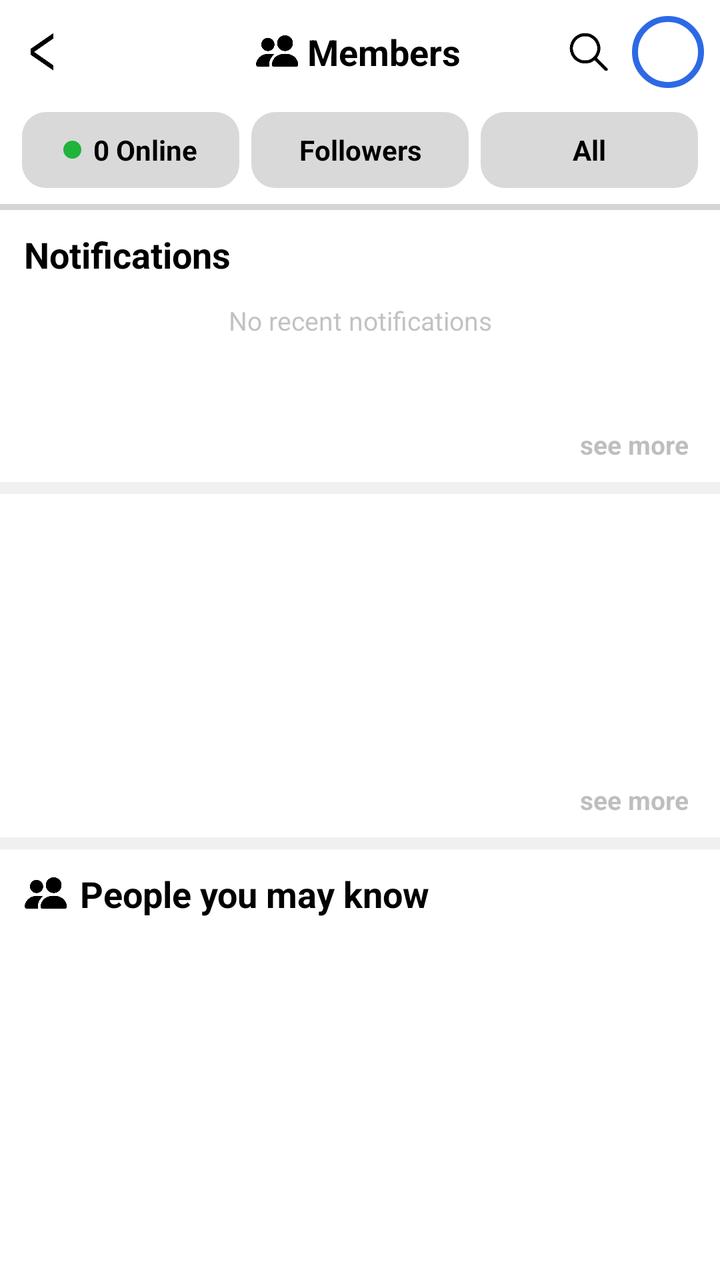
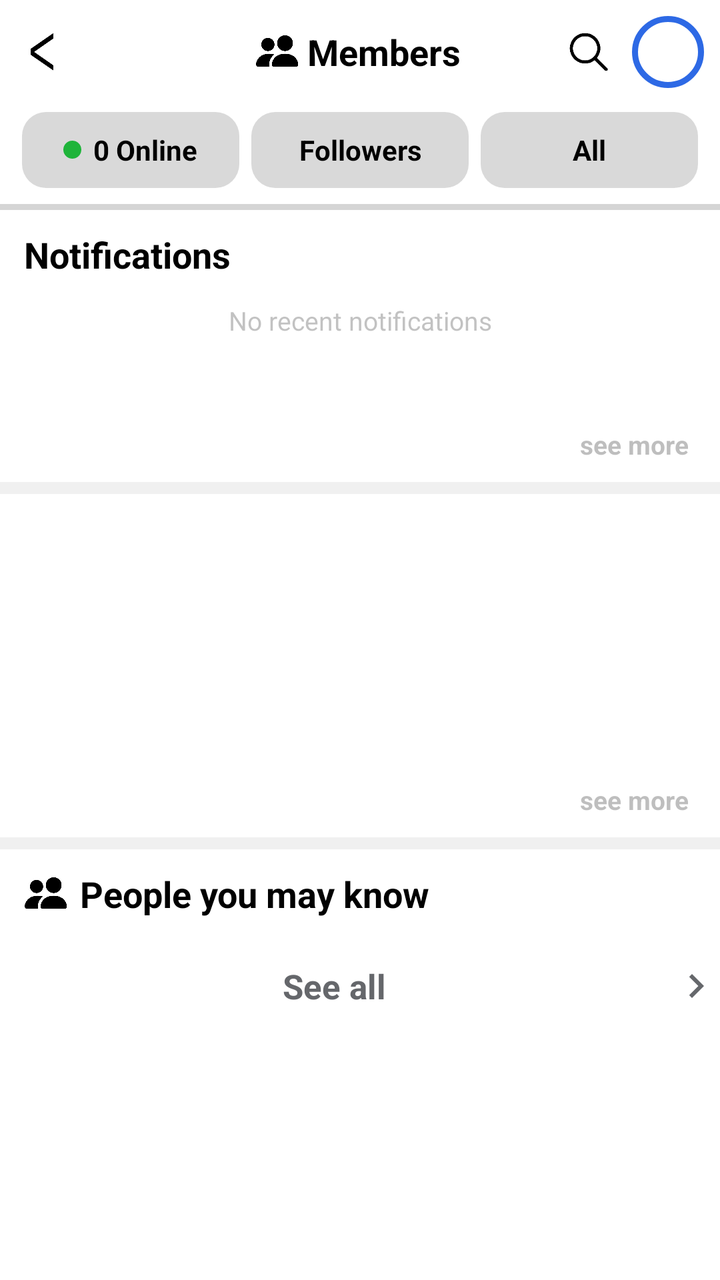

Before-and-after screenshots of an Android layout around one commit, followed by the original layout XML and the change that was made.
<!-- AndroidManifest.xml: application theme Theme.AppCompat.Light.NoActionBar -->
<!-- res/layout/activity_members.xml -->
<?xml version="1.0" encoding="utf-8"?>
<LinearLayout xmlns:android="http://schemas.android.com/apk/res/android"
    android:layout_width="match_parent"
    android:layout_height="match_parent"
    android:background="#FFFFFF"
    android:orientation="vertical">

    
    <FrameLayout
        android:layout_width="match_parent"
        android:layout_height="52dp"
        android:paddingStart="6dp"
        android:paddingEnd="8dp">

        <ImageView
            android:id="@+id/btnBack"
            android:layout_width="36dp"
            android:layout_height="36dp"
            android:layout_gravity="start|center_vertical"
            android:background="?attr/selectableItemBackgroundBorderless"
            android:contentDescription="Back"
            android:padding="8dp"
            android:src="@drawable/ic_back_left" />

        <LinearLayout
            android:layout_width="wrap_content"
            android:layout_height="wrap_content"
            android:layout_gravity="center"
            android:gravity="center_vertical"
            android:orientation="horizontal">

            <ImageView
                android:layout_width="22dp"
                android:layout_height="22dp"
                android:src="@drawable/ic_m_people" />

            <TextView
                android:layout_width="wrap_content"
                android:layout_height="wrap_content"
                android:layout_marginStart="4dp"
                android:text="Members"
                android:textColor="#000000"
                android:textSize="18sp"
                android:textStyle="bold" />
        </LinearLayout>

        <LinearLayout
            android:layout_width="wrap_content"
            android:layout_height="match_parent"
            android:layout_gravity="end"
            android:gravity="center_vertical"
            android:orientation="horizontal">

            <ImageView
                android:id="@+id/btnTopSearch"
                android:layout_width="36dp"
                android:layout_height="36dp"
                android:background="?attr/selectableItemBackgroundBorderless"
                android:contentDescription="Search"
                android:padding="7dp"
                android:src="@drawable/ic_h_search" />

            <ImageView
                android:id="@+id/imgTopAvatar"
                android:layout_width="36dp"
                android:layout_height="36dp"
                android:layout_marginStart="4dp"
                android:background="@drawable/bg_avatar_ring"
                android:padding="2dp" />
        </LinearLayout>
    </FrameLayout>

    
    <LinearLayout
        android:layout_width="match_parent"
        android:layout_height="wrap_content"
        android:orientation="horizontal"
        android:paddingStart="8dp"
        android:paddingTop="4dp"
        android:paddingEnd="8dp"
        android:paddingBottom="8dp">

        <LinearLayout
            android:id="@+id/tabOnline"
            android:layout_width="0dp"
            android:layout_height="38dp"
            android:layout_marginStart="3dp"
            android:layout_marginEnd="3dp"
            android:layout_weight="1"
            android:background="@drawable/bg_mtab_off"
            android:gravity="center"
            android:orientation="horizontal">

            <View
                android:layout_width="9dp"
                android:layout_height="9dp"
                android:background="@drawable/m_dot_green" />

            <TextView
                android:id="@+id/tvOnlineLabel"
                android:layout_width="wrap_content"
                android:layout_height="wrap_content"
                android:layout_marginStart="6dp"
                android:text="0 Online"
                android:textColor="#000000"
                android:textSize="14sp"
                android:textStyle="bold" />
        </LinearLayout>

        <TextView
            android:id="@+id/tabFollowers"
            android:layout_width="0dp"
            android:layout_height="38dp"
            android:layout_marginStart="3dp"
            android:layout_marginEnd="3dp"
            android:layout_weight="1"
            android:background="@drawable/bg_mtab_off"
            android:gravity="center"
            android:text="Followers"
            android:textColor="#000000"
            android:textSize="14sp"
            android:textStyle="bold" />

        <TextView
            android:id="@+id/tabAll"
            android:layout_width="0dp"
            android:layout_height="38dp"
            android:layout_marginStart="3dp"
            android:layout_marginEnd="3dp"
            android:layout_weight="1"
            android:background="@drawable/bg_mtab_off"
            android:gravity="center"
            android:text="All"
            android:textColor="#000000"
            android:textSize="14sp"
            android:textStyle="bold" />
    </LinearLayout>

    <View
        android:layout_width="match_parent"
        android:layout_height="3dp"
        android:background="#D5D5D5" />

    <androidx.core.widget.NestedScrollView
        android:layout_width="match_parent"
        android:layout_height="0dp"
        android:layout_weight="1"
        android:fillViewport="true">

        <LinearLayout
            android:layout_width="match_parent"
            android:layout_height="wrap_content"
            android:orientation="vertical">

            
            <TextView
                android:layout_width="match_parent"
                android:layout_height="wrap_content"
                android:paddingStart="12dp"
                android:paddingTop="10dp"
                android:paddingEnd="12dp"
                android:text="Notifications"
                android:textColor="#000000"
                android:textSize="18sp"
                android:textStyle="bold" />

            <FrameLayout
                android:layout_width="match_parent"
                android:layout_height="wrap_content"
                android:minHeight="70dp">

                <TextView
                    android:id="@+id/tvNotifEmpty"
                    android:layout_width="match_parent"
                    android:layout_height="match_parent"
                    android:alpha="0.45"
                    android:gravity="center"
                    android:padding="12dp"
                    android:text="No recent notifications"
                    android:textColor="#777777"
                    android:textSize="13sp" />

                <LinearLayout
                    android:id="@+id/cardRecent"
                    android:layout_width="match_parent"
                    android:layout_height="wrap_content"
                    android:orientation="vertical"
                    android:padding="12dp"
                    android:visibility="gone">

                    <TextView
                        android:id="@+id/tvRecentTitle"
                        android:layout_width="match_parent"
                        android:layout_height="wrap_content"
                        android:textColor="#444444"
                        android:textSize="14sp" />

                    <TextView
                        android:id="@+id/tvRecentTime"
                        android:layout_width="wrap_content"
                        android:layout_height="wrap_content"
                        android:layout_marginTop="4dp"
                        android:textColor="#AAAAAA"
                        android:textSize="12sp"
                        android:textStyle="bold" />
                </LinearLayout>
            </FrameLayout>

            <TextView
                android:id="@+id/btnSeeMore"
                android:layout_width="match_parent"
                android:layout_height="wrap_content"
                android:enabled="false"
                android:alpha="0.35"
                android:gravity="end"
                android:paddingStart="12dp"
                android:paddingTop="4dp"
                android:paddingEnd="16dp"
                android:paddingBottom="10dp"
                android:text="see more"
                android:textColor="#444444"
                android:textSize="13sp"
                android:textStyle="bold" />

            <View
                android:layout_width="match_parent"
                android:layout_height="6dp"
                android:background="#F0F0F0" />

            
            <FrameLayout
                android:layout_width="match_parent"
                android:layout_height="wrap_content"
                android:minHeight="140dp">

                <androidx.recyclerview.widget.RecyclerView
                    android:id="@+id/rvMembers"
                    android:layout_width="match_parent"
                    android:layout_height="wrap_content" />

                <TextView
                    android:id="@+id/tvEmptyList"
                    android:layout_width="match_parent"
                    android:layout_height="match_parent"
                    android:gravity="center"
                    android:padding="20dp"
                    android:textColor="#BDBDBD"
                    android:textSize="16sp" />
            </FrameLayout>

            <TextView
                android:id="@+id/tvListSeeMore"
                android:layout_width="match_parent"
                android:layout_height="wrap_content"
                android:enabled="false"
                android:alpha="0.35"
                android:gravity="end"
                android:paddingStart="12dp"
                android:paddingTop="4dp"
                android:paddingEnd="16dp"
                android:paddingBottom="10dp"
                android:text="see more"
                android:textColor="#444444"
                android:textSize="13sp"
                android:textStyle="bold" />

            <View
                android:layout_width="match_parent"
                android:layout_height="6dp"
                android:background="#F0F0F0" />

            
            <LinearLayout
                android:id="@+id/sectionPeople"
                android:layout_width="match_parent"
                android:layout_height="wrap_content"
                android:orientation="vertical">

                <LinearLayout
                    android:layout_width="match_parent"
                    android:layout_height="wrap_content"
                    android:gravity="center_vertical"
                    android:orientation="horizontal"
                    android:paddingStart="12dp"
                    android:paddingTop="10dp"
                    android:paddingEnd="12dp"
                    android:paddingBottom="8dp">

                    <ImageView
                        android:layout_width="22dp"
                        android:layout_height="22dp"
                        android:src="@drawable/ic_m_people" />

                    <TextView
                        android:layout_width="wrap_content"
                        android:layout_height="wrap_content"
                        android:layout_marginStart="6dp"
                        android:text="People you may know"
                        android:textColor="#000000"
                        android:textSize="18sp"
                        android:textStyle="bold" />
                </LinearLayout>

                <androidx.recyclerview.widget.RecyclerView
                    android:id="@+id/rvPeople"
                    android:layout_width="match_parent"
                    android:layout_height="wrap_content"
                    android:clipToPadding="false"
                    android:paddingStart="10dp"
                    android:paddingEnd="10dp"
                    android:paddingBottom="12dp" />
            </LinearLayout>

            
            <LinearLayout
                android:id="@+id/sectionSuggested"
                android:layout_width="match_parent"
                android:layout_height="wrap_content"
                android:orientation="vertical"
                android:visibility="gone">

                <View
                    android:layout_width="match_parent"
                    android:layout_height="6dp"
                    android:background="#F0F0F0" />

                <TextView
                    android:layout_width="match_parent"
                    android:layout_height="wrap_content"
                    android:paddingStart="12dp"
                    android:paddingTop="10dp"
                    android:paddingEnd="12dp"
                    android:paddingBottom="4dp"
                    android:text="Suggested for you"
                    android:textColor="#000000"
                    android:textSize="18sp"
                    android:textStyle="bold" />

                <androidx.recyclerview.widget.RecyclerView
                    android:id="@+id/rvSuggestedRows"
                    android:layout_width="match_parent"
                    android:layout_height="wrap_content" />
            </LinearLayout>
        </LinearLayout>
    </androidx.core.widget.NestedScrollView>
</LinearLayout>
<!-- resources referenced by this layout -->
<resources>
  <!-- drawable bg_avatar_ring (drawable) -->
  <?xml version="1.0" encoding="utf-8"?>
  <shape xmlns:android="http://schemas.android.com/apk/res/android" android:shape="oval">
      <solid android:color="#FFFFFF" />
      <stroke android:width="3dp" android:color="#2D69E5" />
  </shape>
  <!-- drawable bg_mtab_off (drawable) -->
  <?xml version="1.0" encoding="utf-8"?>
  <shape xmlns:android="http://schemas.android.com/apk/res/android" android:shape="rectangle">
      <solid android:color="#D9D9D9" />
      <corners android:radius="12dp" />
  </shape>
  <!-- drawable ic_back_left: png bitmap (drawable, 3436 bytes) -->
  <!-- drawable ic_h_search: png bitmap (drawable, 1728 bytes) -->
  <!-- drawable ic_m_people: png bitmap (drawable, 16467 bytes) -->
  <!-- drawable m_dot_green (drawable) -->
  <?xml version="1.0" encoding="utf-8"?>
  <shape xmlns:android="http://schemas.android.com/apk/res/android" android:shape="oval">
      <solid android:color="#1FB43A" />
  </shape>
</resources>

<!-- the commit's change to res/layout/activity_members.xml (unified diff, before → after) -->
@@ -308,7 +308,21 @@
                     android:clipToPadding="false"
                     android:paddingStart="10dp"
                     android:paddingEnd="10dp"
-                    android:paddingBottom="12dp" />
+                    android:paddingBottom="4dp" />
+
+                <TextView
+                    android:id="@+id/tvPeopleSeeAll"
+                    android:layout_width="match_parent"
+                    android:layout_height="wrap_content"
+                    android:drawableEnd="@drawable/ic_chevron_right_gray"
+                    android:drawablePadding="2dp"
+                    android:gravity="center"
+                    android:paddingTop="10dp"
+                    android:paddingBottom="14dp"
+                    android:text="See all"
+                    android:textColor="#65676B"
+                    android:textSize="17sp"
+                    android:textStyle="bold" />
             </LinearLayout>
 
             
<!-- resource entries referenced after the edit -->
@@ -13,6 +13,17 @@
       <corners android:radius="12dp" />
   </shape>
   <!-- drawable ic_back_left: png bitmap (drawable, 3436 bytes) -->
+  <!-- drawable ic_chevron_right_gray (drawable) -->
+  <?xml version="1.0" encoding="utf-8"?>
+  <vector xmlns:android="http://schemas.android.com/apk/res/android"
+      android:width="24dp"
+      android:height="24dp"
+      android:viewportWidth="24"
+      android:viewportHeight="24">
+      <path
+          android:fillColor="#65676B"
+          android:pathData="M10,6L8.59,7.41 13.17,12l-4.58,4.59L10,18l6,-6z" />
+  </vector>
   <!-- drawable ic_h_search: png bitmap (drawable, 1728 bytes) -->
   <!-- drawable ic_m_people: png bitmap (drawable, 16467 bytes) -->
   <!-- drawable m_dot_green (drawable) -->
